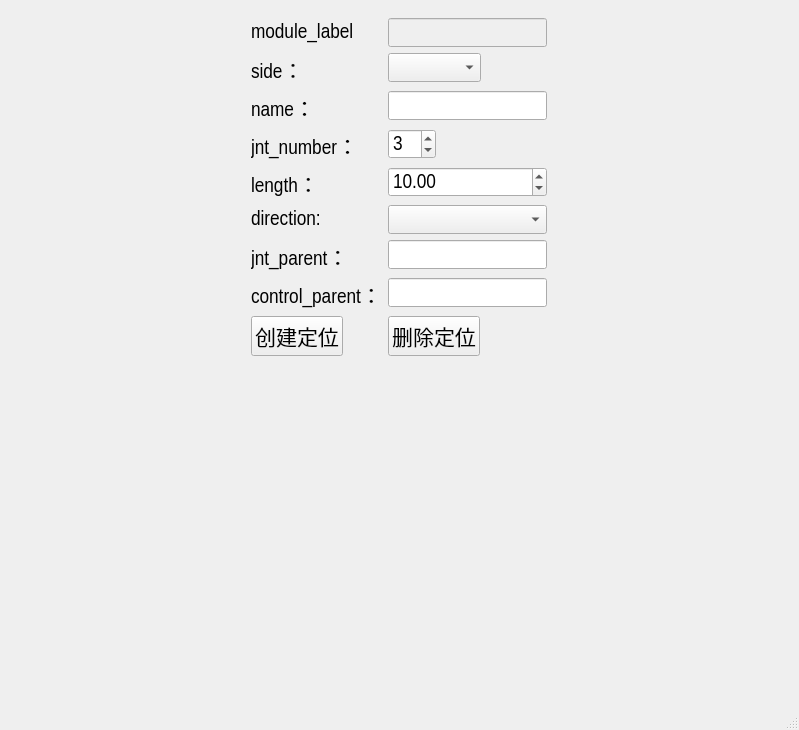
Before: the Qt Designer form bind/ui/widget/limb_ui.ui in MuZiMuZi/muziToolset, drawn with Qt 5.
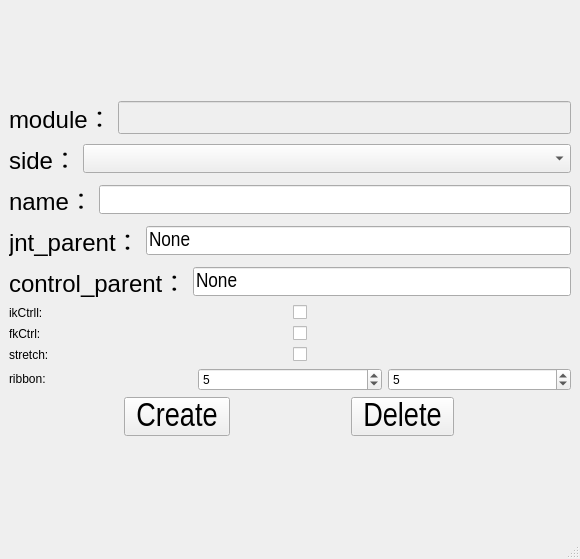
After: the same form once the commit is applied.

Commit message: 优化limb的界面设置和属性设置

```diff
--- a/bind/ui/widget/limb_ui.ui
+++ b/bind/ui/widget/limb_ui.ui
@@ -6,45 +6,64 @@
    <rect>
     <x>0</x>
     <y>0</y>
-    <width>799</width>
-    <height>730</height>
+    <width>580</width>
+    <height>559</height>
    </rect>
   </property>
   <property name="windowTitle">
    <string>MainWindow</string>
   </property>
   <widget class="QWidget" name="centralwidget">
-   <layout class="QGridLayout" name="gridLayout">
-    <item row="0" column="0">
-     <widget class="QWidget" name="widget" native="true">
+   <layout class="QVBoxLayout" name="verticalLayout_2">
+    <item>
+     <layout class="QVBoxLayout" name="verticalLayout">
+      <item>
+       <layout class="QHBoxLayout" name="horizontalLayout">
+        <item>
+         <widget class="QLabel" name="label">
       <property name="sizePolicy">
-       <sizepolicy hsizetype="Fixed" vsizetype="Preferred">
+           <sizepolicy hsizetype="Fixed" vsizetype="Fixed">
         <horstretch>0</horstretch>
         <verstretch>0</verstretch>
        </sizepolicy>
       </property>
       <property name="font">
        <font>
-        <family>Arial Narrow</family>
-        <pointsize>16</pointsize>
-       </font>
-      </property>
-      <layout class="QFormLayout" name="formLayout_2">
-       <item row="2" column="0">
-        <widget class="QLabel" name="label_3">
+            <pointsize>18</pointsize>
+            <kerning>true</kerning>
+           </font>
+          </property>
+          <property name="contextMenuPolicy">
+           <enum>Qt::PreventContextMenu</enum>
+          </property>
+          <property name="layoutDirection">
+           <enum>Qt::LeftToRight</enum>
+          </property>
          <property name="text">
-          <string>module_label</string>
+           <string>module：</string>
+          </property>
+          <property name="alignment">
+           <set>Qt::AlignLeading|Qt::AlignLeft|Qt::AlignVCenter</set>
          </property>
         </widget>
        </item>
-       <item row="2" column="1">
+        <item>
         <widget class="QLineEdit" name="module_edit">
          <property name="enabled">
           <bool>false</bool>
          </property>
-        </widget>
-       </item>
-       <item row="3" column="0">
+          <property name="font">
+           <font>
+            <pointsize>16</pointsize>
+           </font>
+          </property>
+         </widget>
+        </item>
+       </layout>
+      </item>
+      <item>
+       <layout class="QHBoxLayout" name="horizontalLayout_2">
+        <item>
         <widget class="QLabel" name="side_label">
          <property name="sizePolicy">
           <sizepolicy hsizetype="Fixed" vsizetype="Fixed">
@@ -54,10 +73,10 @@
          </property>
          <property name="font">
           <font>
-           <family>Arial Narrow</family>
-           <pointsize>16</pointsize>
+            <pointsize>18</pointsize>
            <weight>50</weight>
            <bold>false</bold>
+            <kerning>true</kerning>
           </font>
          </property>
          <property name="focusPolicy">
@@ -77,10 +96,10 @@
          </property>
         </widget>
        </item>
-       <item row="3" column="1">
+        <item>
         <widget class="QComboBox" name="side_cbox">
          <property name="sizePolicy">
-          <sizepolicy hsizetype="Fixed" vsizetype="Fixed">
+           <sizepolicy hsizetype="Preferred" vsizetype="Fixed">
            <horstretch>0</horstretch>
            <verstretch>0</verstretch>
           </sizepolicy>
@@ -95,35 +114,39 @@
          </property>
         </widget>
        </item>
-       <item row="4" column="0">
+       </layout>
+      </item>
+      <item>
+       <layout class="QHBoxLayout" name="horizontalLayout_3">
+        <item>
         <widget class="QLabel" name="label_4">
          <property name="sizePolicy">
-          <sizepolicy hsizetype="Fixed" vsizetype="Preferred">
+           <sizepolicy hsizetype="Fixed" vsizetype="Fixed">
            <horstretch>0</horstretch>
            <verstretch>0</verstretch>
           </sizepolicy>
          </property>
          <property name="font">
           <font>
-           <family>Arial Narrow</family>
-           <pointsize>16</pointsize>
+            <pointsize>18</pointsize>
            <weight>50</weight>
            <bold>false</bold>
-          </font>
-         </property>
+            <kerning>true</kerning>
+           </font>
+          </property>
+          <property name="layoutDirection">
+           <enum>Qt::LeftToRight</enum>
+          </property>
          <property name="text">
           <string>name：</string>
          </property>
-        </widget>
-       </item>
-       <item row="4" column="1">
+          <property name="alignment">
+           <set>Qt::AlignLeading|Qt::AlignLeft|Qt::AlignVCenter</set>
+          </property>
+         </widget>
+        </item>
+        <item>
         <widget class="QLineEdit" name="name_edit">
-         <property name="sizePolicy">
-          <sizepolicy hsizetype="Fixed" vsizetype="Fixed">
-           <horstretch>0</horstretch>
-           <verstretch>0</verstretch>
-          </sizepolicy>
-         </property>
          <property name="font">
           <font>
            <family>Arial Narrow</family>
@@ -132,175 +155,206 @@
          </property>
         </widget>
        </item>
-       <item row="5" column="0">
-        <widget class="QLabel" name="label_5">
-         <property name="sizePolicy">
-          <sizepolicy hsizetype="Fixed" vsizetype="Preferred">
-           <horstretch>0</horstretch>
-           <verstretch>0</verstretch>
-          </sizepolicy>
-         </property>
-         <property name="font">
-          <font>
-           <family>Arial Narrow</family>
-           <pointsize>16</pointsize>
-           <weight>50</weight>
-           <bold>false</bold>
-          </font>
-         </property>
-         <property name="text">
-          <string>jnt_number：</string>
-         </property>
-        </widget>
-       </item>
-       <item row="5" column="1">
-        <widget class="QSpinBox" name="jnt_number_sbox">
-         <property name="sizePolicy">
-          <sizepolicy hsizetype="Fixed" vsizetype="Fixed">
-           <horstretch>0</horstretch>
-           <verstretch>0</verstretch>
-          </sizepolicy>
-         </property>
-         <property name="font">
-          <font>
-           <family>Arial Narrow</family>
-           <pointsize>16</pointsize>
-          </font>
-         </property>
-         <property name="value">
-          <number>3</number>
-         </property>
-        </widget>
-       </item>
-       <item row="6" column="0">
-        <widget class="QLabel" name="label">
-         <property name="text">
-          <string>length：</string>
-         </property>
-        </widget>
-       </item>
-       <item row="6" column="1">
-        <widget class="QDoubleSpinBox" name="length_sbox">
-         <property name="decimals">
-          <number>2</number>
-         </property>
-         <property name="value">
-          <double>10.000000000000000</double>
-         </property>
-        </widget>
-       </item>
-       <item row="7" column="0">
-        <widget class="QLabel" name="label_2">
-         <property name="text">
-          <string>direction:</string>
-         </property>
-        </widget>
-       </item>
-       <item row="7" column="1">
-        <widget class="QComboBox" name="direction_cbox">
-         <property name="sizePolicy">
-          <sizepolicy hsizetype="Minimum" vsizetype="Maximum">
-           <horstretch>0</horstretch>
-           <verstretch>0</verstretch>
-          </sizepolicy>
-         </property>
-        </widget>
-       </item>
-       <item row="10" column="0">
+       </layout>
+      </item>
+      <item>
+       <layout class="QHBoxLayout" name="horizontalLayout_5">
+        <item>
         <widget class="QLabel" name="label_6">
-         <property name="sizePolicy">
-          <sizepolicy hsizetype="Fixed" vsizetype="Preferred">
-           <horstretch>0</horstretch>
-           <verstretch>0</verstretch>
-          </sizepolicy>
-         </property>
          <property name="font">
           <font>
-           <family>Arial Narrow</family>
-           <pointsize>16</pointsize>
+            <pointsize>18</pointsize>
            <weight>50</weight>
            <bold>false</bold>
-          </font>
-         </property>
+            <kerning>true</kerning>
+           </font>
+          </property>
+          <property name="layoutDirection">
+           <enum>Qt::LeftToRight</enum>
+          </property>
          <property name="text">
           <string>jnt_parent：</string>
          </property>
-        </widget>
-       </item>
-       <item row="10" column="1">
+          <property name="alignment">
+           <set>Qt::AlignLeading|Qt::AlignLeft|Qt::AlignVCenter</set>
+          </property>
+         </widget>
+        </item>
+        <item>
         <widget class="QLineEdit" name="jnt_parent_edit">
-         <property name="sizePolicy">
-          <sizepolicy hsizetype="Fixed" vsizetype="Fixed">
-           <horstretch>0</horstretch>
-           <verstretch>0</verstretch>
-          </sizepolicy>
-         </property>
          <property name="font">
           <font>
            <family>Arial Narrow</family>
            <pointsize>16</pointsize>
           </font>
          </property>
-        </widget>
-       </item>
-       <item row="11" column="0">
+          <property name="text">
+           <string>None</string>
+          </property>
+         </widget>
+        </item>
+       </layout>
+      </item>
+      <item>
+       <layout class="QHBoxLayout" name="horizontalLayout_6">
+        <item>
         <widget class="QLabel" name="label_7">
          <property name="sizePolicy">
-          <sizepolicy hsizetype="Fixed" vsizetype="Preferred">
+           <sizepolicy hsizetype="Fixed" vsizetype="Fixed">
            <horstretch>0</horstretch>
            <verstretch>0</verstretch>
           </sizepolicy>
          </property>
          <property name="font">
           <font>
-           <family>Arial Narrow</family>
-           <pointsize>16</pointsize>
+            <pointsize>18</pointsize>
            <weight>50</weight>
            <bold>false</bold>
-          </font>
-         </property>
+            <kerning>true</kerning>
+           </font>
+          </property>
+          <property name="layoutDirection">
+           <enum>Qt::LeftToRight</enum>
+          </property>
          <property name="text">
           <string>control_parent：</string>
          </property>
-        </widget>
-       </item>
-       <item row="11" column="1">
+          <property name="alignment">
+           <set>Qt::AlignLeading|Qt::AlignLeft|Qt::AlignVCenter</set>
+          </property>
+         </widget>
+        </item>
+        <item>
         <widget class="QLineEdit" name="control_parent_edit">
-         <property name="sizePolicy">
-          <sizepolicy hsizetype="Fixed" vsizetype="Fixed">
-           <horstretch>0</horstretch>
-           <verstretch>0</verstretch>
-          </sizepolicy>
-         </property>
          <property name="font">
           <font>
            <family>Arial Narrow</family>
            <pointsize>16</pointsize>
           </font>
          </property>
-        </widget>
-       </item>
-       <item row="12" column="0">
-        <widget class="QPushButton" name="create_btn">
+          <property name="text">
+           <string>None</string>
+          </property>
+         </widget>
+        </item>
+       </layout>
+      </item>
+      <item>
+       <layout class="QHBoxLayout" name="horizontalLayout_11">
+        <item>
+         <widget class="QLabel" name="ikCtrl_label">
+          <property name="text">
+           <string>ikCtrll:</string>
+          </property>
+         </widget>
+        </item>
+        <item>
+         <widget class="QCheckBox" name="ikCtrl_cbox">
+          <property name="text">
+           <string/>
+          </property>
+         </widget>
+        </item>
+       </layout>
+      </item>
+      <item>
+       <layout class="QHBoxLayout" name="horizontalLayout_10">
+        <item>
+         <widget class="QLabel" name="fkCtrl_label">
+          <property name="text">
+           <string>fkCtrl:</string>
+          </property>
+         </widget>
+        </item>
+        <item>
+         <widget class="QCheckBox" name="checkBox_2"/>
+        </item>
+       </layout>
+      </item>
+      <item>
+       <layout class="QHBoxLayout" name="horizontalLayout_9">
+        <item>
+         <widget class="QLabel" name="stretch_label">
+          <property name="text">
+           <string>stretch:</string>
+          </property>
+         </widget>
+        </item>
+        <item>
+         <widget class="QCheckBox" name="stretch_cbox">
+          <property name="text">
+           <string/>
+          </property>
+         </widget>
+        </item>
+       </layout>
+      </item>
+      <item>
+       <layout class="QHBoxLayout" name="horizontalLayout_4">
+        <item>
+         <widget class="QLabel" name="ribbon_label">
          <property name="sizePolicy">
-          <sizepolicy hsizetype="Fixed" vsizetype="Fixed">
+           <sizepolicy hsizetype="Preferred" vsizetype="Maximum">
            <horstretch>0</horstretch>
            <verstretch>0</verstretch>
           </sizepolicy>
          </property>
+          <property name="text">
+           <string>ribbon:</string>
+          </property>
+         </widget>
+        </item>
+        <item>
+         <widget class="QSpinBox" name="up_number_sbox">
+          <property name="minimum">
+           <number>1</number>
+          </property>
+          <property name="value">
+           <number>5</number>
+          </property>
+         </widget>
+        </item>
+        <item>
+         <widget class="QSpinBox" name="down_number_sbox">
+          <property name="minimum">
+           <number>1</number>
+          </property>
+          <property name="value">
+           <number>5</number>
+          </property>
+         </widget>
+        </item>
+       </layout>
+      </item>
+      <item>
+       <layout class="QHBoxLayout" name="horizontalLayout_7">
+        <item>
+         <widget class="QToolButton" name="create_btn">
+          <property name="enabled">
+           <bool>true</bool>
+          </property>
          <property name="font">
           <font>
            <family>Arial Narrow</family>
-           <pointsize>16</pointsize>
+            <pointsize>25</pointsize>
           </font>
          </property>
          <property name="text">
-          <string>创建定位</string>
-         </property>
-        </widget>
-       </item>
-       <item row="12" column="1">
-        <widget class="QPushButton" name="delete_btn">
+           <string>Create</string>
+          </property>
+          <property name="iconSize">
+           <size>
+            <width>40</width>
+            <height>40</height>
+           </size>
+          </property>
+         </widget>
+        </item>
+        <item>
+         <widget class="QToolButton" name="delete_btn">
+          <property name="enabled">
+           <bool>true</bool>
+          </property>
          <property name="sizePolicy">
           <sizepolicy hsizetype="Fixed" vsizetype="Fixed">
            <horstretch>0</horstretch>
@@ -310,16 +364,26 @@
          <property name="font">
           <font>
            <family>Arial Narrow</family>
-           <pointsize>16</pointsize>
+            <pointsize>25</pointsize>
           </font>
          </property>
          <property name="text">
-          <string>删除定位</string>
-         </property>
+           <string>Delete</string>
+          </property>
+          <property name="iconSize">
+           <size>
+            <width>40</width>
+            <height>40</height>
+           </size>
+          </property>
+          <property name="checked">
+           <bool>false</bool>
+          </property>
         </widget>
        </item>
       </layout>
-     </widget>
+      </item>
+     </layout>
     </item>
    </layout>
   </widget>
```
Left out of the diff: 2 changed lines with no effect on the pictures. Lines whose indentation alone changed are shown as unchanged. The commit also changes 5 other files.
